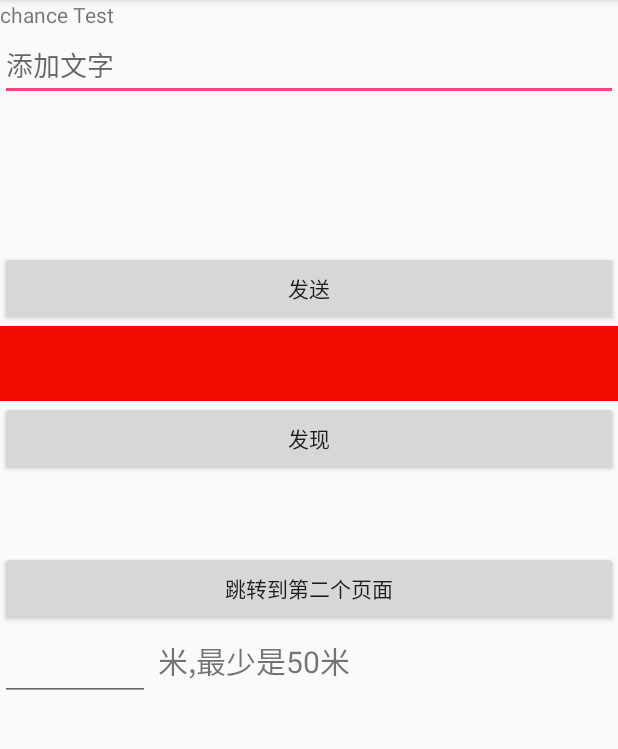
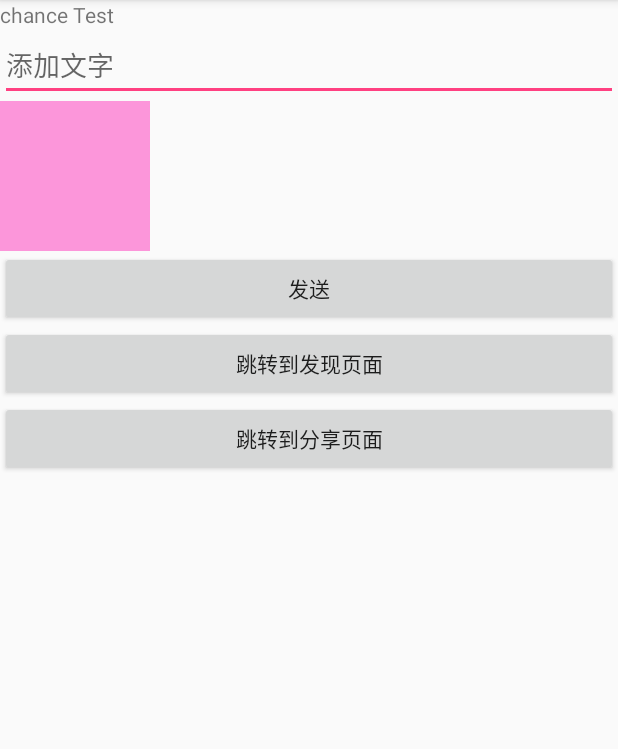
Before and after one commit to GodisGod/BombTest, an Android app: the screen it shows after launch (MainActivity), on a phone screen of 412 x 824 dp, the part 84-833 px from its top. Run offline under Robolectric (Android 15) with nearby library versions, the phone set to English and light mode, and no system bars; libraries missing offline, so code that uses them is left out: cn.bmob.v3, com.amap.api; pictures from the network do not load; 14 statements that could not run were skipped.

```diff
--- a/app/src/main/AndroidManifest.xml
+++ b/app/src/main/AndroidManifest.xml
@@ -79,7 +79,8 @@
             android:exported="true"
             android:screenOrientation="portrait"
             android:theme="@android:style/Theme.Translucent.NoTitleBar" />
-        <activity android:name=".activity.Loginwithother"></activity>
+        <activity android:name=".activity.Loginwithother" />
+        <activity android:name=".activity.Discover"></activity>
     </application>
 
 </manifest>
--- a/app/src/main/java/com/example/bombtest/APP.java
+++ b/app/src/main/java/com/example/bombtest/APP.java
@@ -5,6 +5,7 @@ import android.content.Context;
 import android.graphics.Point;
 import android.view.WindowManager;
 
+import cn.bmob.v3.Bmob;
 import cn.sharesdk.framework.ShareSDK;
 
 /**
@@ -26,6 +27,7 @@ public class APP extends Application {
 
     private void initsdk() {
         ShareSDK.initSDK(this);
+        Bmob.initialize(this, "9c025fdf83b8cb9dcded051b04f741dc");
     }
 
     private void init() {
--- a/app/src/main/java/com/example/bombtest/activity/MainActivity.java
+++ b/app/src/main/java/com/example/bombtest/activity/MainActivity.java
@@ -13,7 +13,6 @@ import android.view.View;
 import android.widget.Button;
 import android.widget.EditText;
 import android.widget.ImageView;
-import android.widget.TextView;
 
 import com.amap.api.location.AMapLocation;
 import com.amap.api.location.AMapLocationClient;
@@ -27,14 +26,10 @@ import com.example.bombtest.bean.PaperMessage;
 import com.example.bombtest.util.HD;
 
 import java.io.File;
-import java.util.List;
 
-import cn.bmob.v3.Bmob;
-import cn.bmob.v3.BmobQuery;
 import cn.bmob.v3.datatype.BmobFile;
 import cn.bmob.v3.datatype.BmobGeoPoint;
 import cn.bmob.v3.exception.BmobException;
-import cn.bmob.v3.listener.FindListener;
 import cn.bmob.v3.listener.ProgressCallback;
 import cn.bmob.v3.listener.SaveListener;
 import cn.bmob.v3.listener.UploadFileListener;
@@ -45,14 +40,12 @@ public class MainActivity extends AppCompatActivity implements View.OnClickListe
     private EditText send_content;
     private Button btn_send;
     private Button jump;
-    private Button btn_discover;
-    private TextView tv_discover;
+    private Button jump_discover;
     private ImageView send_img_choose;
-    private ImageView img_discover;
+
     private double lat;
     private double lng;
-    private EditText edit_text;
-    private double range = 100;
+
     private String img_url;
     //高德定位
     //声明AMapLocationClient类对象
@@ -87,7 +80,7 @@ public class MainActivity extends AppCompatActivity implements View.OnClickListe
     protected void onCreate(Bundle savedInstanceState) {
         super.onCreate(savedInstanceState);
         setContentView(R.layout.activity_main);
-        Bmob.initialize(this, "9c025fdf83b8cb9dcded051b04f741dc");
+
         ctx = this;
         initview();
 
@@ -96,22 +89,19 @@ public class MainActivity extends AppCompatActivity implements View.OnClickListe
     }
 
     private void initview() {
-        edit_text = (EditText) findViewById(R.id.range_et);
         send_content = (EditText) findViewById(R.id.ed_content);
 
         send_img_choose = (ImageView) findViewById(R.id.img_send);
 
         jump = (Button) findViewById(R.id.jump_btn);
+        jump_discover = (Button) findViewById(R.id.jump_to_discover);
         btn_send = (Button) findViewById(R.id.btn_send);
-        btn_discover = (Button) findViewById(R.id.btn_discover);
-        tv_discover = (TextView) findViewById(R.id.tv_discover);
-        img_discover = (ImageView) findViewById(R.id.Img_discover_img);
+
 
         btn_send.setOnClickListener(this);
-        btn_discover.setOnClickListener(this);
-        tv_discover.setOnClickListener(this);
         send_img_choose.setOnClickListener(this);
         jump.setOnClickListener(this);
+        jump_discover.setOnClickListener(this);
     }
 
 
@@ -229,56 +219,15 @@ public class MainActivity extends AppCompatActivity implements View.OnClickListe
                     });
                 }
                 break;
-            case R.id.btn_discover:
-                mLocationClient.stopLocation();
-                mLocationClient.startLocation();
-                tv_discover.setText("");
-                BmobQuery query = new BmobQuery("PaperMessage");
-                String s = edit_text.getText().toString().trim();
-
-                if (s.isEmpty()) {
-                    range = 50;
-                } else {
-                    range = Double.parseDouble(edit_text.getText().toString());
-                }
-                double a = range / 1000;
-                HD.TOS("搜索范围： " + range + " lat: " + lat + " ,lng: " + lng);
-                query.addWhereWithinKilometers("gpsAdd", new BmobGeoPoint(lng, lat), a);
-//                query.addWhereNear("gpsAdd",new BmobGeoPoint(lng,lat));
-                Log.i("LHD", "发现的经纬度： " + "\n" +
-                        "经度：" + lng + "\n" +
-                        "维度：" + lat);
-//                query.setLimit(10);
-                query.findObjects(new FindListener<PaperMessage>() {
-                    @Override
-                    public void done(List<PaperMessage> list, BmobException e) {
-                        if (e == null) {
-                            Log.i("LHD", "查询成功：共" + list.size() + "条数据。");
-                            HD.TOS("查询成功：共" + list.size() + "条数据。");
-                            StringBuilder sb = new StringBuilder();
-                            for (PaperMessage m : list) {
-                                Log.i("LHD", "message: " + m.getText_message());
-                                sb.append(m.getText_message() + "  上传的图片：" + m.getIcon().getFileUrl() + "\n");
-                            }
-                            tv_discover.setText(sb.toString());
-                            Glide.with(ctx).load(list.get(0).getIcon().getUrl())
-                                    .diskCacheStrategy(DiskCacheStrategy.NONE)
-                                    .placeholder(R.mipmap.ic_launcher)
-                                    .centerCrop()  //转换宽高比
-                                    .into(img_discover);
-                        } else {
-                            Log.i("LHD", "查询失败：" + e.getMessage());
-                        }
-                    }
-                });
-
-                break;
 
             case R.id.img_send:
                 startActivityForResult(new Intent(ctx, PhotosWall.class), 1);
                 break;
             case R.id.jump_btn:
                 startActivity(new Intent(ctx, Loginwithother.class));
+                break;
+            case R.id.jump_to_discover:
+                startActivity(new Intent(ctx, Discover.class));
                 break;
         }
     }
--- a/app/src/main/res/layout/activity_main.xml
+++ b/app/src/main/res/layout/activity_main.xml
@@ -18,7 +18,8 @@
     <ImageView
         android:id="@+id/img_send"
         android:layout_width="100dp"
-        android:layout_height="100dp" />
+        android:layout_height="100dp"
+        android:background="#6f0a" />
 
     <Button
         android:id="@+id/btn_send"
@@ -26,54 +27,16 @@
         android:layout_height="50dp"
         android:text="发送" />
 
-    <View
+
+    <Button
+        android:id="@+id/jump_to_discover"
         android:layout_width="match_parent"
         android:layout_height="50dp"
-        android:background="#f00a00" />
-
-    <Button
-        android:id="@+id/btn_discover"
-        android:layout_width="match_parent"
-        android:layout_height="50dp"
-        android:text="发现" />
-
-    <ImageView
-        android:id="@+id/Img_discover_img"
-        android:layout_width="50dp"
-        android:layout_height="50dp" />
-
+        android:text="跳转到发现页面" />
     <Button
         android:id="@+id/jump_btn"
         android:layout_width="match_parent"
         android:layout_height="50dp"
-        android:text="跳转到第二个页面" />
-
-    <LinearLayout
-        android:layout_width="match_parent"
-        android:layout_height="50dp"
-        android:orientation="horizontal">
-
-        <EditText
-            android:id="@+id/range_et"
-            android:layout_width="100dp"
-            android:layout_height="50dp" />
-
-        <TextView
-            android:layout_width="wrap_content"
-            android:layout_height="wrap_content"
-            android:layout_marginLeft="5dp"
-            android:text="米,最少是50米"
-            android:textSize="20sp" />
-    </LinearLayout>
-
-    <ScrollView
-        android:layout_width="match_parent"
-        android:layout_height="wrap_content">
-
-        <TextView
-            android:id="@+id/tv_discover"
-            android:layout_width="match_parent"
-            android:layout_height="wrap_content" />
-    </ScrollView>
+        android:text="跳转到分享页面" />
 
 </LinearLayout>
```
Also changed, not shown: app/src/main/java/com/example/bombtest/activity/Discover.java (added, +188 -0 lines), app/src/main/java/com/example/bombtest/util/LocationUtil.java (+92 -12 lines), app/src/main/java/com/example/bombtest/util/interfaces/LocationCallbackListener.java (added, +10 -0 lines), app/src/main/res/layout/activity_discover.xml (added, +50 -0 lines).
